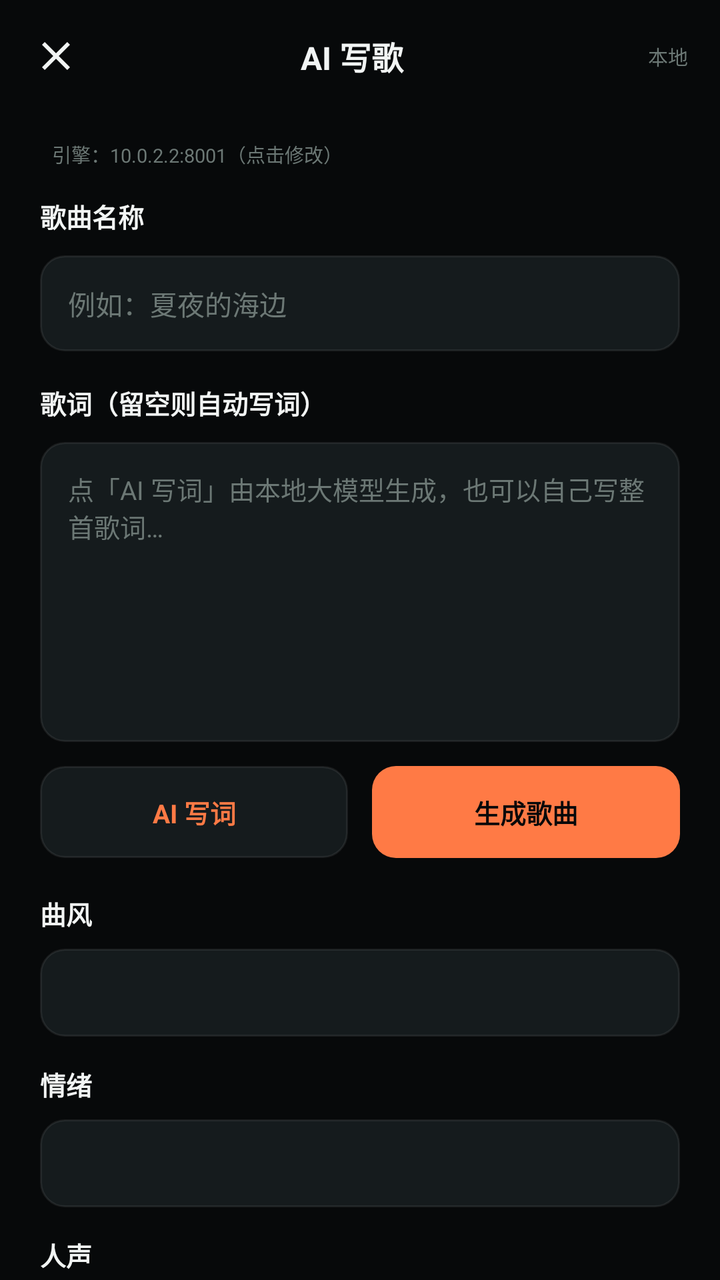
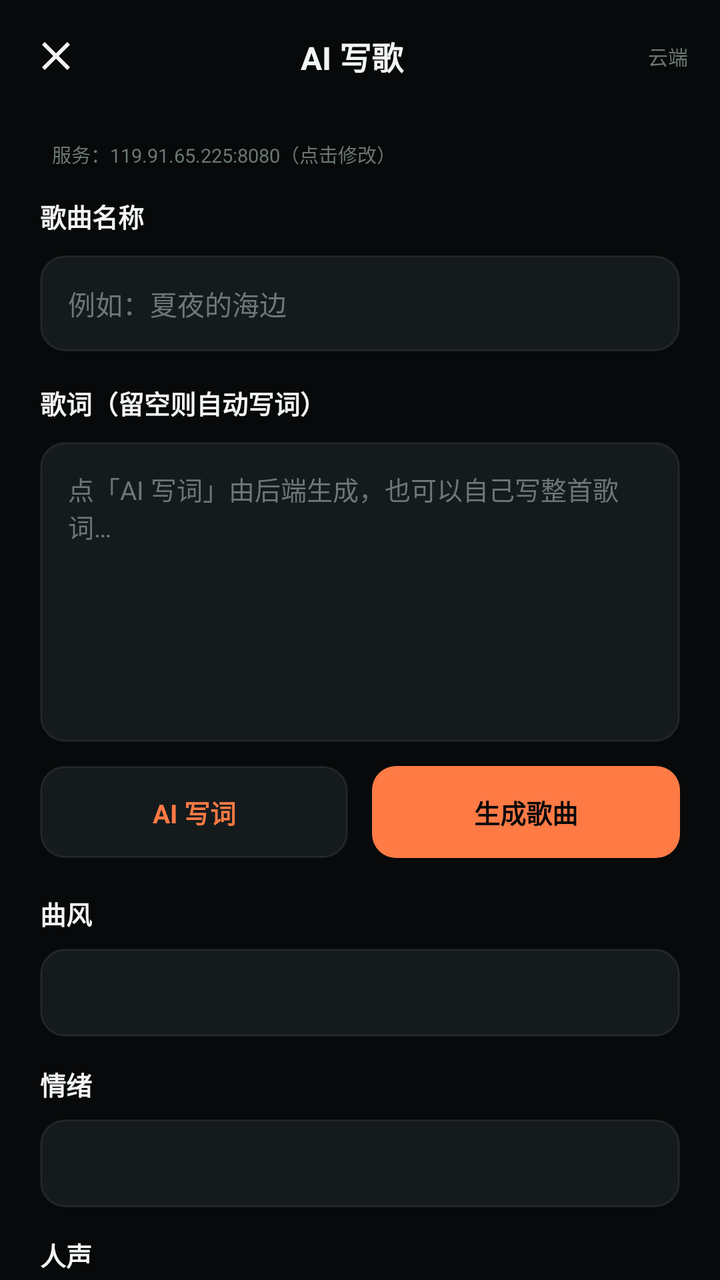

Compare the two renders of this Android layout. The source of the first and the diff that turns it into the second are given below.
<!-- AndroidManifest.xml: application theme Theme.SonicHub -->
<!-- res/layout/activity_music_create.xml -->
<?xml version="1.0" encoding="utf-8"?>
<LinearLayout xmlns:android="http://schemas.android.com/apk/res/android"
    xmlns:app="http://schemas.android.com/apk/res-auto"
    android:layout_width="match_parent"
    android:layout_height="match_parent"
    android:background="@color/bg"
    android:orientation="vertical">

    
    <LinearLayout
        android:layout_width="match_parent"
        android:layout_height="56dp"
        android:gravity="center_vertical"
        android:orientation="horizontal"
        android:paddingStart="8dp"
        android:paddingEnd="16dp">

        <ImageButton
            android:id="@+id/closeButton"
            android:layout_width="40dp"
            android:layout_height="40dp"
            android:background="?attr/selectableItemBackgroundBorderless"
            android:contentDescription="关闭"
            android:src="@drawable/ic_close"
            app:tint="@color/text" />

        <TextView
            android:layout_width="0dp"
            android:layout_height="wrap_content"
            android:layout_weight="1"
            android:gravity="center"
            android:text="AI 写歌"
            android:textColor="@color/text"
            android:textSize="16sp"
            android:textStyle="bold" />

        <TextView
            android:layout_width="40dp"
            android:layout_height="wrap_content"
            android:gravity="end"
            android:text="本地"
            android:textColor="@color/text_3"
            android:textSize="10sp" />
    </LinearLayout>

    <ScrollView
        android:layout_width="match_parent"
        android:layout_height="0dp"
        android:layout_weight="1"
        android:fillViewport="true"
        android:scrollbars="none">

        <LinearLayout
            android:layout_width="match_parent"
            android:layout_height="wrap_content"
            android:orientation="vertical"
            android:paddingStart="20dp"
            android:paddingTop="8dp"
            android:paddingEnd="20dp"
            android:paddingBottom="28dp">

            <TextView
                android:id="@+id/serverText"
                android:layout_width="match_parent"
                android:layout_height="wrap_content"
                android:padding="6dp"
                android:text="引擎：10.0.2.2:8001（点击修改）"
                android:textColor="@color/text_3"
                android:textSize="9.5sp" />

            
            <TextView
                android:layout_width="wrap_content"
                android:layout_height="wrap_content"
                android:layout_marginTop="8dp"
                android:text="歌曲名称"
                android:textColor="@color/text"
                android:textSize="13sp"
                android:textStyle="bold" />

            <EditText
                android:id="@+id/titleInput"
                android:layout_width="match_parent"
                android:layout_height="48dp"
                android:layout_marginTop="10dp"
                android:background="@drawable/bg_input"
                android:hint="例如：夏夜的海边"
                android:singleLine="true"
                android:paddingStart="14dp"
                android:paddingEnd="14dp"
                android:textColor="@color/text"
                android:textColorHint="@color/text_3"
                android:textSize="13.5sp" />

            
            <TextView
                android:layout_width="wrap_content"
                android:layout_height="wrap_content"
                android:layout_marginTop="16dp"
                android:text="歌词（留空则自动写词）"
                android:textColor="@color/text"
                android:textSize="13sp"
                android:textStyle="bold" />

            <EditText
                android:id="@+id/lyricsInput"
                android:layout_width="match_parent"
                android:layout_height="150dp"
                android:layout_marginTop="10dp"
                android:background="@drawable/bg_input"
                android:gravity="top|start"
                android:hint="点「AI 写词」由本地大模型生成，也可以自己写整首歌词…"
                android:padding="14dp"
                android:textColor="@color/text"
                android:textColorHint="@color/text_3"
                android:textSize="13sp" />

            
            <LinearLayout
                android:layout_width="match_parent"
                android:layout_height="46dp"
                android:layout_marginTop="12dp"
                android:orientation="horizontal">

                <TextView
                    android:id="@+id/aiLyricsButton"
                    android:layout_width="0dp"
                    android:layout_height="match_parent"
                    android:layout_weight="1"
                    android:background="@drawable/bg_input"
                    android:gravity="center"
                    android:text="AI 写词"
                    android:textColor="@color/accent"
                    android:textSize="13sp"
                    android:textStyle="bold" />

                <View
                    android:layout_width="12dp"
                    android:layout_height="1dp" />

                <androidx.appcompat.widget.AppCompatButton
                    android:id="@+id/generateButton"
                    android:layout_width="0dp"
                    android:layout_height="match_parent"
                    android:layout_weight="1"
                    android:background="@drawable/bg_button_primary"
                    android:fontFamily="sans-serif-medium"
                    android:gravity="center"
                    android:stateListAnimator="@null"
                    android:text="生成歌曲"
                    android:textAllCaps="false"
                    android:textColor="@color/button_text_primary"
                    android:textSize="13sp"
                    android:textStyle="bold"
                    app:backgroundTint="@null" />
            </LinearLayout>

            
            <TextView
                android:layout_width="wrap_content"
                android:layout_height="wrap_content"
                android:layout_marginTop="18dp"
                android:text="曲风"
                android:textColor="@color/text"
                android:textSize="13sp"
                android:textStyle="bold" />

            <Spinner
                android:id="@+id/genreSpinner"
                android:layout_width="match_parent"
                android:layout_height="44dp"
                android:layout_marginTop="8dp"
                android:background="@drawable/bg_input" />

            <TextView
                android:layout_width="wrap_content"
                android:layout_height="wrap_content"
                android:layout_marginTop="14dp"
                android:text="情绪"
                android:textColor="@color/text"
                android:textSize="13sp"
                android:textStyle="bold" />

            <Spinner
                android:id="@+id/moodSpinner"
                android:layout_width="match_parent"
                android:layout_height="44dp"
                android:layout_marginTop="8dp"
                android:background="@drawable/bg_input" />

            <TextView
                android:layout_width="wrap_content"
                android:layout_height="wrap_content"
                android:layout_marginTop="14dp"
                android:text="人声"
                android:textColor="@color/text"
                android:textSize="13sp"
                android:textStyle="bold" />

            <Spinner
                android:id="@+id/vocalSpinner"
                android:layout_width="match_parent"
                android:layout_height="44dp"
                android:layout_marginTop="8dp"
                android:background="@drawable/bg_input" />

            <TextView
                android:layout_width="wrap_content"
                android:layout_height="wrap_content"
                android:layout_marginTop="14dp"
                android:text="时长"
                android:textColor="@color/text"
                android:textSize="13sp"
                android:textStyle="bold" />

            <Spinner
                android:id="@+id/durationSpinner"
                android:layout_width="match_parent"
                android:layout_height="44dp"
                android:layout_marginTop="8dp"
                android:background="@drawable/bg_input" />

            <LinearLayout
                android:layout_width="match_parent"
                android:layout_height="wrap_content"
                android:layout_marginTop="16dp"
                android:gravity="center_vertical"
                android:orientation="horizontal">

                <TextView
                    android:layout_width="0dp"
                    android:layout_height="wrap_content"
                    android:layout_weight="1"
                    android:text="速度 BPM"
                    android:textColor="@color/text"
                    android:textSize="13sp"
                    android:textStyle="bold" />

                <TextView
                    android:id="@+id/bpmValue"
                    android:layout_width="wrap_content"
                    android:layout_height="wrap_content"
                    android:text="96 BPM"
                    android:textColor="@color/accent"
                    android:textSize="12sp"
                    android:textStyle="bold" />
            </LinearLayout>

            <SeekBar
                android:id="@+id/bpmSeek"
                android:layout_width="match_parent"
                android:layout_height="wrap_content"
                android:layout_marginTop="4dp"
                android:max="90"
                android:progress="36"
                android:progressTint="@color/accent"
                android:thumbTint="@color/accent" />

            
            <ProgressBar
                android:id="@+id/genProgress"
                style="?android:attr/progressBarStyleHorizontal"
                android:layout_width="match_parent"
                android:layout_height="5dp"
                android:layout_marginTop="20dp"
                android:max="100"
                android:progress="0"
                android:progressBackgroundTint="@color/surface_3"
                android:progressTint="@color/accent" />

            <TextView
                android:id="@+id/stageText"
                android:layout_width="match_parent"
                android:layout_height="wrap_content"
                android:layout_marginTop="8dp"
                android:text="填写歌名后点「生成歌曲」"
                android:textColor="@color/text_3"
                android:textSize="11sp" />

            <TextView
                android:id="@+id/resultText"
                android:layout_width="match_parent"
                android:layout_height="wrap_content"
                android:layout_marginTop="10dp"
                android:textColor="@color/text_2"
                android:textSize="11.5sp"
                android:visibility="gone" />

            <androidx.appcompat.widget.AppCompatButton
                android:id="@+id/playButton"
                android:layout_width="match_parent"
                android:layout_height="46dp"
                android:layout_marginTop="12dp"
                android:background="@drawable/bg_input"
                android:fontFamily="sans-serif-medium"
                android:gravity="center"
                android:stateListAnimator="@null"
                android:text="播放成品"
                android:textAllCaps="false"
                android:textColor="@color/accent"
                android:textSize="13sp"
                android:textStyle="bold"
                android:visibility="gone"
                app:backgroundTint="@null" />
        </LinearLayout>
    </ScrollView>
</LinearLayout>
<!-- resources referenced by this layout -->
<resources>
  <color name="accent">#FFFF7A45</color>
  <color name="bg">#FF07090A</color>
  <color name="surface_3">#FF1C2426</color>
  <color name="text">#FFF2F5F4</color>
  <color name="text_2">#FFA3AEAB</color>
  <color name="text_3">#FF6C7875</color>
  <!-- drawable bg_button_primary (drawable) -->
  <?xml version="1.0" encoding="utf-8"?>
  <selector xmlns:android="http://schemas.android.com/apk/res/android">
  
      <item android:state_enabled="false">
          <shape>
              <solid android:color="@color/surface_3" />
              <corners android:radius="12dp" />
          </shape>
      </item>
  
      <item android:state_pressed="true">
          <shape>
              <solid android:color="@color/accent_dark" />
              <corners android:radius="12dp" />
          </shape>
      </item>
  
      <item>
          <shape>
              <solid android:color="@color/accent" />
              <corners android:radius="12dp" />
          </shape>
      </item>
  </selector>
  <!-- drawable bg_input (drawable) -->
  <?xml version="1.0" encoding="utf-8"?>
  <shape xmlns:android="http://schemas.android.com/apk/res/android">
      <solid android:color="@color/surface_2" />
      <corners android:radius="12dp" />
      <stroke android:width="1dp" android:color="@color/line" />
  </shape>
  <!-- drawable ic_close (drawable) -->
  <?xml version="1.0" encoding="utf-8"?>
  <vector xmlns:android="http://schemas.android.com/apk/res/android"
      android:width="24dp" android:height="24dp"
      android:viewportWidth="24" android:viewportHeight="24">
      <path android:fillColor="#FFFFFFFF"
          android:pathData="M19,6.41L17.59,5 12,10.59 6.41,5 5,6.41 10.59,12 5,17.59 6.41,19 12,13.41 17.59,19 19,17.59 13.41,12z" />
  </vector>
  <style name="Theme.SonicHub" parent="Theme.MaterialComponents.NoActionBar">
          <item name="colorPrimary">@color/accent</item>
          <item name="colorPrimaryDark">@color/bg</item>
          <item name="colorSecondary">@color/mint</item>
          <item name="colorSurface">@color/surface</item>
          <item name="colorOnSurface">@color/text</item>
          <item name="android:windowBackground">@color/bg</item>
          <item name="android:statusBarColor">@color/bg</item>
          <item name="android:navigationBarColor">@color/bg</item>
          <item name="android:windowLightStatusBar">false</item>
          <item name="android:textColorPrimary">@color/text</item>
          <item name="android:textColorSecondary">@color/text_2</item>
          <item name="android:fontFamily">sans-serif</item>
          <item name="android:forceDarkAllowed">false</item>
      </style>
  <color name="accent_dark">#FFE0562A</color>
  <color name="surface_2">#FF151B1D</color>
  <color name="line">#14FFFFFF</color>
  <color name="mint">#FF8EE6C6</color>
  <color name="surface">#FF0F1415</color>
</resources>

<!-- the commit's change to res/layout/activity_music_create.xml (unified diff, before → after) -->
@@ -38,7 +38,7 @@
             android:layout_width="40dp"
             android:layout_height="wrap_content"
             android:gravity="end"
-            android:text="本地"
+            android:text="云端"
             android:textColor="@color/text_3"
             android:textSize="10sp" />
     </LinearLayout>
@@ -64,7 +64,7 @@
                 android:layout_width="match_parent"
                 android:layout_height="wrap_content"
                 android:padding="6dp"
-                android:text="引擎：10.0.2.2:8001（点击修改）"
+                android:text="服务：119.91.65.225:8080（点击修改）"
                 android:textColor="@color/text_3"
                 android:textSize="9.5sp" />
 
@@ -109,7 +109,7 @@
                 android:layout_marginTop="10dp"
                 android:background="@drawable/bg_input"
                 android:gravity="top|start"
-                android:hint="点「AI 写词」由本地大模型生成，也可以自己写整首歌词…"
+                android:hint="点「AI 写词」由后端生成，也可以自己写整首歌词…"
                 android:padding="14dp"
                 android:textColor="@color/text"
                 android:textColorHint="@color/text_3"
